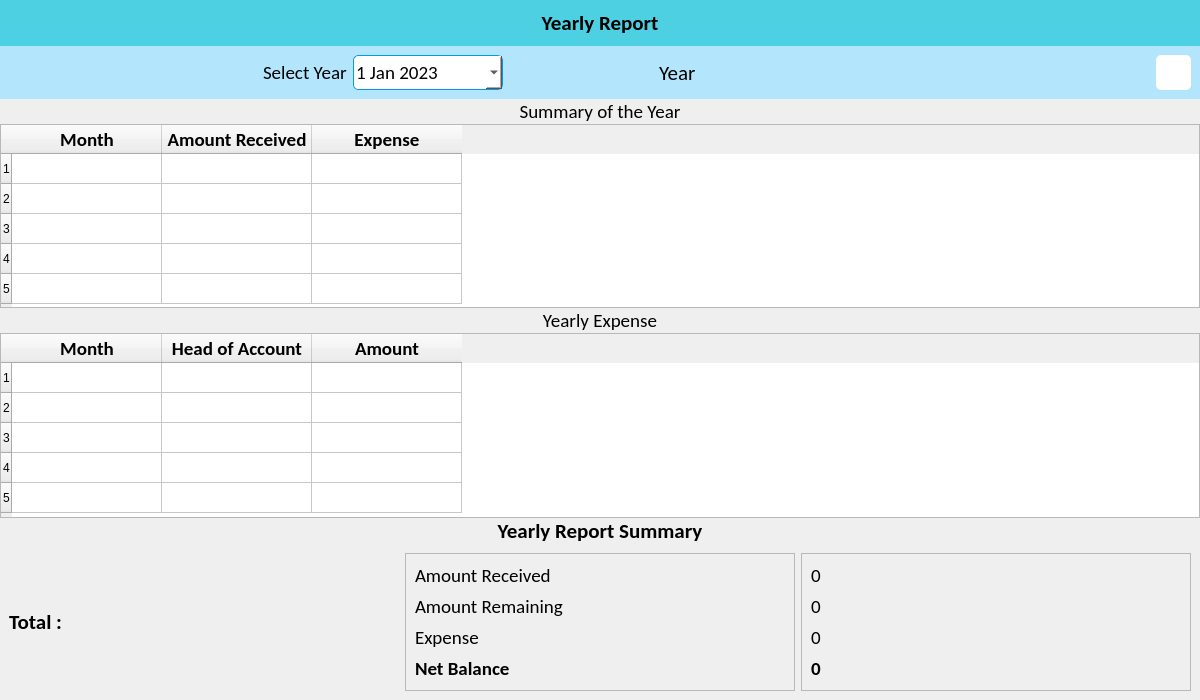
CodeWithEhtisham/School-Software, file ui/yearly_report.ui: the form before one commit.
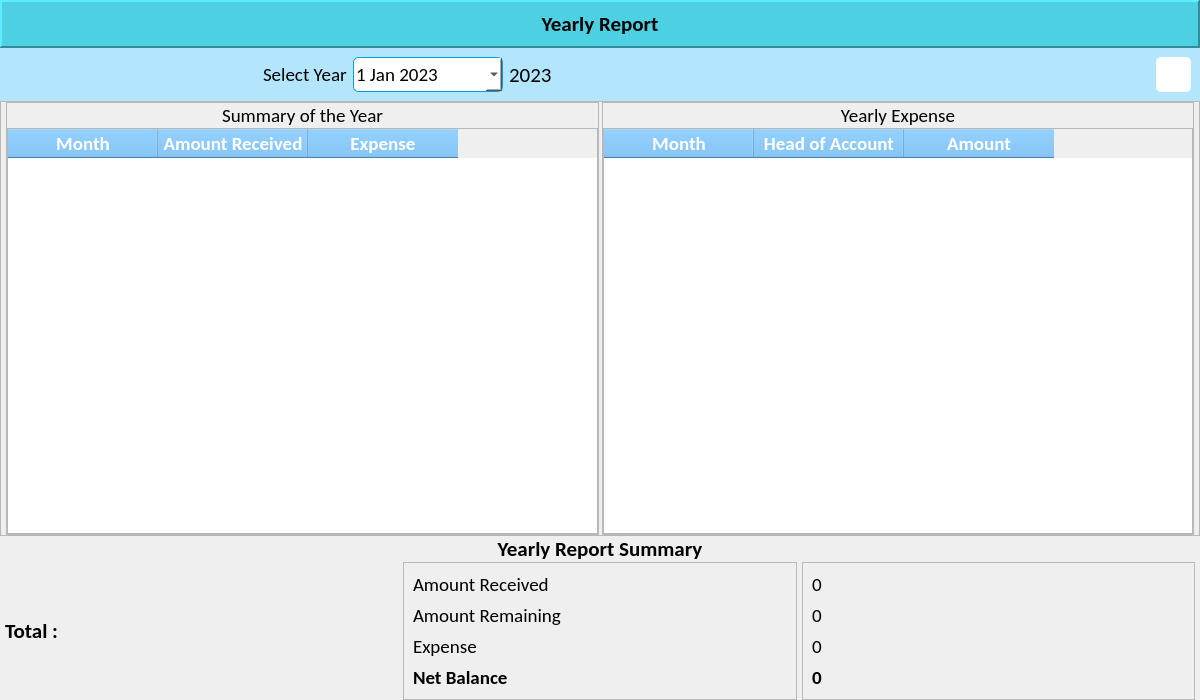
The form after the commit. Icons and pictures are not drawn.

```diff
--- a/ui/yearly_report.ui
+++ b/ui/yearly_report.ui
@@ -19,7 +19,11 @@
   </property>
   <widget class="QWidget" name="centralwidget">
    <property name="styleSheet">
-    <string notr="true">
+    <string notr="true">QHeaderView::section {
+    background-color: #64b5f6;
+    color: white;
+}
+
 QPushButton, QComboBox {
 	background-color: #fff;
 	border-radius: 5px;
@@ -77,6 +81,15 @@
         <bold>true</bold>
        </font>
       </property>
+      <property name="frameShape">
+       <enum>QFrame::Panel</enum>
+      </property>
+      <property name="frameShadow">
+       <enum>QFrame::Raised</enum>
+      </property>
+      <property name="lineWidth">
+       <number>2</number>
+      </property>
       <property name="text">
        <string>Yearly Report</string>
       </property>
@@ -133,7 +146,7 @@
          </property>
         </widget>
        </item>
-       <item alignment="Qt::AlignHCenter">
+       <item alignment="Qt::AlignLeft">
         <widget class="QLabel" name="lbl_year">
          <property name="font">
           <font>
@@ -142,7 +155,7 @@
           </font>
          </property>
          <property name="text">
-          <string>Year</string>
+          <string>2023</string>
          </property>
         </widget>
        </item>
@@ -173,6 +186,54 @@
      </widget>
     </item>
     <item>
+     <widget class="QFrame" name="frame">
+      <property name="frameShape">
+       <enum>QFrame::StyledPanel</enum>
+      </property>
+      <property name="frameShadow">
+       <enum>QFrame::Raised</enum>
+      </property>
+      <layout class="QHBoxLayout" name="horizontalLayout_2">
+       <property name="spacing">
+        <number>3</number>
+       </property>
+       <property name="leftMargin">
+        <number>5</number>
+       </property>
+       <property name="topMargin">
+        <number>0</number>
+       </property>
+       <property name="rightMargin">
+        <number>5</number>
+       </property>
+       <property name="bottomMargin">
+        <number>0</number>
+       </property>
+       <item>
+        <widget class="QFrame" name="frame_5">
+         <property name="frameShape">
+          <enum>QFrame::StyledPanel</enum>
+         </property>
+         <property name="frameShadow">
+          <enum>QFrame::Raised</enum>
+         </property>
+         <layout class="QVBoxLayout" name="verticalLayout_3">
+          <property name="spacing">
+           <number>0</number>
+          </property>
+          <property name="leftMargin">
+           <number>0</number>
+          </property>
+          <property name="topMargin">
+           <number>0</number>
+          </property>
+          <property name="rightMargin">
+           <number>0</number>
+          </property>
+          <property name="bottomMargin">
+           <number>0</number>
+          </property>
+          <item>
      <widget class="QLabel" name="label_2">
       <property name="font">
        <font>
@@ -208,17 +269,12 @@
       <property name="selectionBehavior">
        <enum>QAbstractItemView::SelectRows</enum>
       </property>
-      <!-- <property name="rowCount">
-       <number>5</number>
-      </property> -->
+            <property name="rowCount">
+             <number>0</number>
+            </property>
       <attribute name="horizontalHeaderDefaultSectionSize">
        <number>150</number>
       </attribute>
-      <row/>
-      <row/>
-      <row/>
-      <row/>
-      <row/>
       <column>
        <property name="text">
         <string>Month</string>
@@ -260,6 +316,33 @@
       </column>
      </widget>
     </item>
+         </layout>
+        </widget>
+       </item>
+       <item>
+        <widget class="QFrame" name="frame_2">
+         <property name="frameShape">
+          <enum>QFrame::StyledPanel</enum>
+         </property>
+         <property name="frameShadow">
+          <enum>QFrame::Raised</enum>
+         </property>
+         <layout class="QVBoxLayout" name="verticalLayout_2">
+          <property name="spacing">
+           <number>0</number>
+          </property>
+          <property name="leftMargin">
+           <number>0</number>
+          </property>
+          <property name="topMargin">
+           <number>0</number>
+          </property>
+          <property name="rightMargin">
+           <number>0</number>
+          </property>
+          <property name="bottomMargin">
+           <number>0</number>
+          </property>
     <item>
      <widget class="QLabel" name="label_3">
       <property name="font">
@@ -290,23 +373,21 @@
       <property name="editTriggers">
        <set>QAbstractItemView::NoEditTriggers</set>
       </property>
+            <property name="alternatingRowColors">
+             <bool>false</bool>
+            </property>
       <property name="selectionMode">
        <enum>QAbstractItemView::SingleSelection</enum>
       </property>
       <property name="selectionBehavior">
        <enum>QAbstractItemView::SelectRows</enum>
       </property>
-      <!-- <property name="rowCount">
-       <number>5</number>
-      </property> -->
+            <property name="rowCount">
+             <number>0</number>
+            </property>
       <attribute name="horizontalHeaderDefaultSectionSize">
        <number>150</number>
       </attribute>
-      <row/>
-      <row/>
-      <row/>
-      <row/>
-      <row/>
       <column>
        <property name="text">
         <string>Month</string>
@@ -348,6 +429,12 @@
       </column>
      </widget>
     </item>
+         </layout>
+        </widget>
+       </item>
+      </layout>
+     </widget>
+    </item>
     <item>
      <widget class="QLabel" name="label_21">
       <property name="font">
@@ -372,6 +459,21 @@
     <item>
      <widget class="QWidget" name="reports_bottom_widget" native="true">
       <layout class="QHBoxLayout" name="horizontalLayout_11">
+       <property name="spacing">
+        <number>5</number>
+       </property>
+       <property name="leftMargin">
+        <number>5</number>
+       </property>
+       <property name="topMargin">
+        <number>0</number>
+       </property>
+       <property name="rightMargin">
+        <number>5</number>
+       </property>
+       <property name="bottomMargin">
+        <number>0</number>
+       </property>
        <item>
         <widget class="QLabel" name="label_4">
          <property name="sizePolicy">
```
Lines whose indentation alone changed are shown as unchanged.
